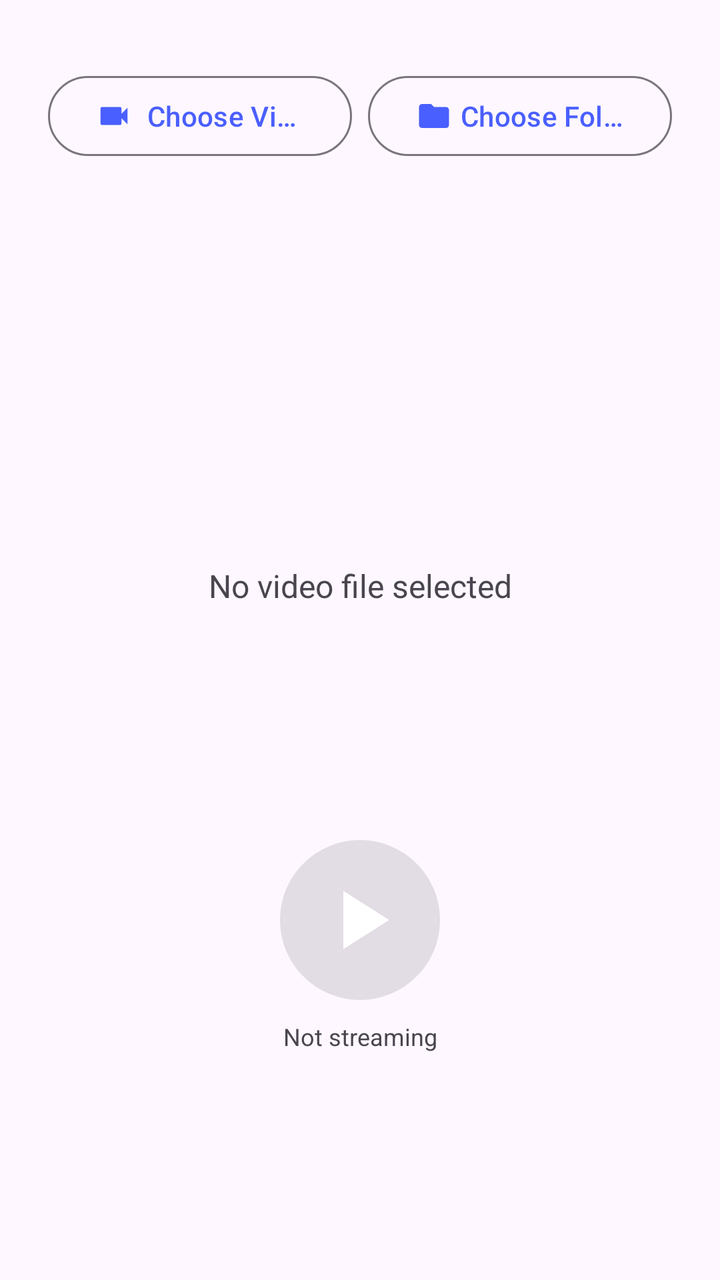
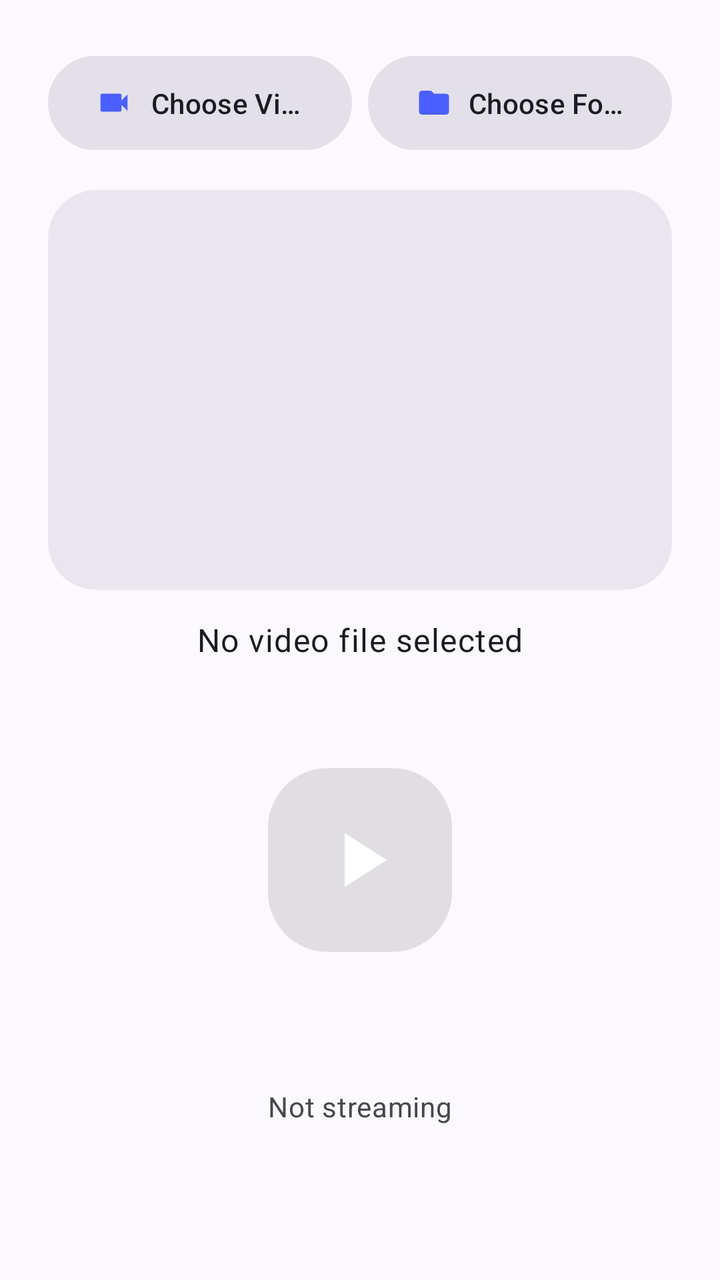

Two renders of the same Android screen: before a commit and after it. Below are the layout's source before the change and the commit's diff.
<!-- AndroidManifest.xml: application theme Theme.VideoStreamLocal -->
<!-- res/layout/activity_host.xml -->
<?xml version="1.0" encoding="utf-8"?>
<androidx.constraintlayout.widget.ConstraintLayout xmlns:android="http://schemas.android.com/apk/res/android"
    xmlns:app="http://schemas.android.com/apk/res-auto"
    xmlns:tools="http://schemas.android.com/tools"
    android:layout_width="match_parent"
    android:layout_height="match_parent"
    android:padding="@dimen/screen_horizontal_margin"
    tools:context=".HostActivity">

    <LinearLayout
        android:id="@+id/pickerButtons"
        android:layout_width="0dp"
        android:layout_height="wrap_content"
        android:layout_marginTop="10dp"
        android:orientation="horizontal"
        app:layout_constraintTop_toTopOf="parent"
        app:layout_constraintStart_toStartOf="parent"
        app:layout_constraintEnd_toEndOf="parent">

        
        <com.google.android.material.button.MaterialButton
            android:id="@+id/chooseFileButton"
            style="@style/Widget.Material3.Button.OutlinedButton"
            android:layout_width="0dp"
            android:layout_height="wrap_content"
            android:layout_marginEnd="8dp"
            android:layout_weight="1"
            android:ellipsize="end"
            android:maxLines="1"
            android:text="@string/choose_video"
            app:icon="@drawable/ic_videocam" />

        <com.google.android.material.button.MaterialButton
            android:id="@+id/chooseFolderButton"
            style="@style/Widget.Material3.Button.OutlinedButton"
            android:layout_width="0dp"
            android:layout_height="wrap_content"
            android:layout_weight="1"
            android:ellipsize="end"
            android:maxLines="1"
            android:text="@string/choose_folder"
            app:icon="@drawable/ic_folder" />

    </LinearLayout>

    <LinearLayout
        android:id="@+id/selectedPreview"
        android:layout_width="0dp"
        android:layout_height="180dp"
        app:layout_constraintTop_toBottomOf="@id/pickerButtons"
        app:layout_constraintStart_toStartOf="parent"
        app:layout_constraintEnd_toEndOf="parent"
        android:orientation="vertical"
        android:layout_marginTop="15dp">

        <ImageView
            android:id="@+id/thumbnailPreview"
            android:layout_width="match_parent"
            android:layout_height="match_parent"
            android:background="@drawable/bg_rounded_thumbnail"
            android:contentDescription="@string/selected_video_thumbnail"
            android:scaleType="centerCrop"
            android:clipToOutline="true"
            android:visibility="gone"
            tools:visibility="visible"/>

        <ImageView
            android:id="@+id/folderPreview"
            android:layout_width="match_parent"
            android:layout_height="match_parent"
            android:src="@drawable/ic_folder"
            app:tint="?attr/colorPrimary"
            android:visibility="gone"/>

    </LinearLayout>

    <TextView
        android:id="@+id/selectedFileText"
        android:layout_width="0dp"
        android:layout_height="wrap_content"
        android:gravity="center"
        android:textSize="16sp"
        android:text="@string/no_video_selected"
        android:layout_marginTop="5dp"
        app:layout_constraintTop_toBottomOf="@+id/selectedPreview"
        app:layout_constraintStart_toStartOf="parent"
        app:layout_constraintEnd_toEndOf="parent" />

    <LinearLayout
        android:id="@+id/sortOptionRow"
        android:layout_width="0dp"
        android:layout_height="wrap_content"
        android:layout_marginTop="16dp"
        android:gravity="center_vertical"
        android:orientation="horizontal"
        android:visibility="gone"
        app:layout_constraintTop_toBottomOf="@id/selectedFileText"
        app:layout_constraintStart_toStartOf="parent"
        app:layout_constraintEnd_toEndOf="parent"
        tools:visibility="visible">

        <TextView
            android:layout_width="wrap_content"
            android:layout_height="wrap_content"
            android:layout_marginEnd="8dp"
            android:text="@string/option_default_sort" />

        <Spinner
            android:id="@+id/defaultSortSpinner"
            android:layout_width="0dp"
            android:layout_height="wrap_content"
            android:layout_weight="1" />

    </LinearLayout>

    <com.google.android.material.button.MaterialButton
        android:id="@+id/toggleButton"
        android:layout_width="80dp"
        android:layout_height="80dp"
        android:enabled="false"
        android:insetLeft="0dp"
        android:insetTop="0dp"
        android:insetRight="0dp"
        android:insetBottom="0dp"
        android:padding="0dp"
        android:text="@string/start_streaming"
        android:textSize="0dp"
        app:icon="@drawable/ic_play_arrow"
        app:iconGravity="textStart"
        app:iconPadding="0dp"
        app:iconSize="50dp"
        app:iconTint="@color/white"
        app:layout_constraintBottom_toBottomOf="parent"
        app:layout_constraintEnd_toEndOf="parent"
        app:layout_constraintStart_toStartOf="parent"
        app:layout_constraintTop_toBottomOf="@id/sortOptionRow" />

    <TextView
        android:id="@+id/statusText"
        android:layout_width="0dp"
        android:layout_height="wrap_content"
        android:layout_marginTop="10dp"
        android:gravity="center"
        android:textSize="12sp"
        android:text="@string/status_idle"
        app:layout_constraintTop_toBottomOf="@id/toggleButton"
        app:layout_constraintStart_toStartOf="parent"
        app:layout_constraintEnd_toEndOf="parent" />

    <com.google.android.material.button.MaterialButton
        android:id="@+id/remoteControlButton"
        style="@style/Widget.Material3.Button.OutlinedButton"
        android:layout_width="wrap_content"
        android:layout_height="wrap_content"
        android:layout_marginTop="12dp"
        android:text="@string/remote_control"
        android:visibility="gone"
        app:icon="@drawable/ic_remote"
        app:layout_constraintBottom_toBottomOf="parent"
        app:layout_constraintEnd_toEndOf="parent"
        app:layout_constraintStart_toStartOf="parent"
        tools:visibility="visible" />

</androidx.constraintlayout.widget.ConstraintLayout>
<!-- resources referenced by this layout -->
<resources>
  <color name="white">#FFFFFFFF</color>
  <!-- drawable bg_rounded_thumbnail (drawable) -->
  <?xml version="1.0" encoding="utf-8"?>
  <shape xmlns:android="http://schemas.android.com/apk/res/android"
      android:shape="rectangle">
      <corners android:radius="@dimen/browse_thumbnail_corner_radius" />
      <solid android:color="@android:color/white" />
  </shape>
  <string name="choose_video">Choose Video</string>
  <string name="status_idle">Not streaming</string>
  <style name="Theme.VideoStreamLocal" parent="Theme.Material3.DayNight.NoActionBar">
          <item name="colorPrimary">@color/brand_primary</item>
      </style>
  <dimen name="browse_thumbnail_corner_radius">12dp</dimen>
  <color name="brand_primary">#4A5FFF</color>
  <!-- unchanged entries left out for length: 11 -->
</resources>

<!-- the commit's change to res/layout/activity_host.xml (unified diff, before → after) -->
@@ -4,23 +4,25 @@
     xmlns:tools="http://schemas.android.com/tools"
     android:layout_width="match_parent"
     android:layout_height="match_parent"
+    android:background="?attr/colorSurface"
     android:padding="@dimen/screen_horizontal_margin"
     tools:context=".HostActivity">
 
+    
     <LinearLayout
         android:id="@+id/pickerButtons"
         android:layout_width="0dp"
         android:layout_height="wrap_content"
-        android:layout_marginTop="10dp"
         android:orientation="horizontal"
         app:layout_constraintTop_toTopOf="parent"
         app:layout_constraintStart_toStartOf="parent"
-        app:layout_constraintEnd_toEndOf="parent">
+        app:layout_constraintEnd_toEndOf="parent"
+        app:layout_constraintWidth_max="560dp">
 
         
         <com.google.android.material.button.MaterialButton
             android:id="@+id/chooseFileButton"
-            style="@style/Widget.Material3.Button.OutlinedButton"
+            style="@style/Widget.App.Button.Tonal"
             android:layout_width="0dp"
             android:layout_height="wrap_content"
             android:layout_marginEnd="8dp"
@@ -32,7 +34,7 @@
 
         <com.google.android.material.button.MaterialButton
             android:id="@+id/chooseFolderButton"
-            style="@style/Widget.Material3.Button.OutlinedButton"
+            style="@style/Widget.App.Button.Tonal"
             android:layout_width="0dp"
             android:layout_height="wrap_content"
             android:layout_weight="1"
@@ -43,80 +45,104 @@
 
     </LinearLayout>
 
-    <LinearLayout
-        android:id="@+id/selectedPreview"
+    <com.google.android.material.card.MaterialCardView
+        android:id="@+id/previewCard"
+        style="@style/Widget.App.Card"
         android:layout_width="0dp"
-        android:layout_height="180dp"
-        app:layout_constraintTop_toBottomOf="@id/pickerButtons"
-        app:layout_constraintStart_toStartOf="parent"
-        app:layout_constraintEnd_toEndOf="parent"
-        android:orientation="vertical"
-        android:layout_marginTop="15dp">
+        android:layout_height="200dp"
+        android:layout_marginTop="16dp"
+        app:cardBackgroundColor="?attr/colorSurfaceContainerHigh"
+        app:cardCornerRadius="24dp"
+        app:layout_constraintEnd_toEndOf="@id/pickerButtons"
+        app:layout_constraintStart_toStartOf="@id/pickerButtons"
+        app:layout_constraintTop_toBottomOf="@id/pickerButtons">
 
-        <ImageView
-            android:id="@+id/thumbnailPreview"
+        <FrameLayout
+            android:id="@+id/selectedPreview"
             android:layout_width="match_parent"
-            android:layout_height="match_parent"
-            android:background="@drawable/bg_rounded_thumbnail"
-            android:contentDescription="@string/selected_video_thumbnail"
-            android:scaleType="centerCrop"
-            android:clipToOutline="true"
-            android:visibility="gone"
-            tools:visibility="visible"/>
+            android:layout_height="match_parent">
 
-        <ImageView
-            android:id="@+id/folderPreview"
-            android:layout_width="match_parent"
-            android:layout_height="match_parent"
-            android:src="@drawable/ic_folder"
-            app:tint="?attr/colorPrimary"
-            android:visibility="gone"/>
+            <ImageView
+                android:id="@+id/thumbnailPreview"
+                android:layout_width="match_parent"
+                android:layout_height="match_parent"
+                android:contentDescription="@string/selected_video_thumbnail"
+                android:scaleType="centerCrop"
+                android:visibility="gone"
+                tools:visibility="visible" />
 
-    </LinearLayout>
+            <ImageView
+                android:id="@+id/folderPreview"
+                android:layout_width="72dp"
+                android:layout_height="72dp"
+                android:layout_gravity="center"
+                android:contentDescription="@null"
+                android:src="@drawable/ic_folder"
+                android:visibility="gone"
+                app:tint="?attr/colorPrimary" />
+
+        </FrameLayout>
+
+    </com.google.android.material.card.MaterialCardView>
 
     <TextView
         android:id="@+id/selectedFileText"
         android:layout_width="0dp"
         android:layout_height="wrap_content"
+        android:layout_marginTop="14dp"
         android:gravity="center"
-        android:textSize="16sp"
         android:text="@string/no_video_selected"
-        android:layout_marginTop="5dp"
-        app:layout_constraintTop_toBottomOf="@+id/selectedPreview"
-        app:layout_constraintStart_toStartOf="parent"
-        app:layout_constraintEnd_toEndOf="parent" />
+        android:textAppearance="?attr/textAppearanceBodyLarge"
+        android:textColor="?attr/colorOnSurface"
+        app:layout_constraintEnd_toEndOf="@id/previewCard"
+        app:layout_constraintStart_toStartOf="@id/previewCard"
+        app:layout_constraintTop_toBottomOf="@id/previewCard" />
 
-    <LinearLayout
+    <com.google.android.material.card.MaterialCardView
         android:id="@+id/sortOptionRow"
         android:layout_width="0dp"
         android:layout_height="wrap_content"
         android:layout_marginTop="16dp"
-        android:gravity="center_vertical"
-        android:orientation="horizontal"
         android:visibility="gone"
+        app:cardBackgroundColor="?attr/colorSurfaceContainer"
+        app:cardCornerRadius="18dp"
+        app:cardElevation="0dp"
+        app:layout_constraintEnd_toEndOf="@id/previewCard"
+        app:layout_constraintStart_toStartOf="@id/previewCard"
         app:layout_constraintTop_toBottomOf="@id/selectedFileText"
-        app:layout_constraintStart_toStartOf="parent"
-        app:layout_constraintEnd_toEndOf="parent"
         tools:visibility="visible">
 
-        <TextView
-            android:layout_width="wrap_content"
+        <LinearLayout
+            android:layout_width="match_parent"
             android:layout_height="wrap_content"
-            android:layout_marginEnd="8dp"
-            android:text="@string/option_default_sort" />
+            android:gravity="center_vertical"
+            android:orientation="horizontal"
+            android:paddingStart="18dp"
+            android:paddingTop="6dp"
+            android:paddingEnd="10dp"
+            android:paddingBottom="6dp">
 
-        <Spinner
-            android:id="@+id/defaultSortSpinner"
-            android:layout_width="0dp"
-            android:layout_height="wrap_content"
-            android:layout_weight="1" />
+            <TextView
+                android:layout_width="wrap_content"
+                android:layout_height="wrap_content"
+                android:layout_marginEnd="8dp"
+                android:text="@string/option_default_sort"
+                android:textColor="?attr/colorOnSurfaceVariant" />
 
-    </LinearLayout>
+            <Spinner
+                android:id="@+id/defaultSortSpinner"
+                android:layout_width="0dp"
+                android:layout_height="wrap_content"
+                android:layout_weight="1" />
+
+        </LinearLayout>
+
+    </com.google.android.material.card.MaterialCardView>
 
     <com.google.android.material.button.MaterialButton
         android:id="@+id/toggleButton"
-        android:layout_width="80dp"
-        android:layout_height="80dp"
+        android:layout_width="92dp"
+        android:layout_height="92dp"
         android:enabled="false"
         android:insetLeft="0dp"
         android:insetTop="0dp"
@@ -125,12 +151,13 @@
         android:padding="0dp"
         android:text="@string/start_streaming"
         android:textSize="0dp"
+        app:cornerRadius="30dp"
         app:icon="@drawable/ic_play_arrow"
         app:iconGravity="textStart"
         app:iconPadding="0dp"
-        app:iconSize="50dp"
+        app:iconSize="46dp"
         app:iconTint="@color/white"
-        app:layout_constraintBottom_toBottomOf="parent"
+        app:layout_constraintBottom_toTopOf="@id/statusText"
         app:layout_constraintEnd_toEndOf="parent"
         app:layout_constraintStart_toStartOf="parent"
         app:layout_constraintTop_toBottomOf="@id/sortOptionRow" />
@@ -139,26 +166,29 @@
         android:id="@+id/statusText"
         android:layout_width="0dp"
         android:layout_height="wrap_content"
-        android:layout_marginTop="10dp"
+        android:layout_marginTop="14dp"
         android:gravity="center"
-        android:textSize="12sp"
         android:text="@string/status_idle"
-        app:layout_constraintTop_toBottomOf="@id/toggleButton"
+        android:textAppearance="?attr/textAppearanceBodyMedium"
+        android:textColor="?attr/colorOnSurfaceVariant"
+        app:layout_constraintBottom_toTopOf="@id/remoteControlButton"
+        app:layout_constraintEnd_toEndOf="parent"
         app:layout_constraintStart_toStartOf="parent"
-        app:layout_constraintEnd_toEndOf="parent" />
+        app:layout_constraintTop_toBottomOf="@id/toggleButton" />
 
     <com.google.android.material.button.MaterialButton
         android:id="@+id/remoteControlButton"
-        style="@style/Widget.Material3.Button.OutlinedButton"
+        style="@style/Widget.App.Button.Tonal"
         android:layout_width="wrap_content"
         android:layout_height="wrap_content"
-        android:layout_marginTop="12dp"
+        android:layout_marginTop="16dp"
         android:text="@string/remote_control"
         android:visibility="gone"
         app:icon="@drawable/ic_remote"
         app:layout_constraintBottom_toBottomOf="parent"
         app:layout_constraintEnd_toEndOf="parent"
         app:layout_constraintStart_toStartOf="parent"
+        app:layout_constraintTop_toBottomOf="@id/statusText"
         tools:visibility="visible" />
 
 </androidx.constraintlayout.widget.ConstraintLayout>
<!-- resource entries referenced after the edit -->
@@ -1,20 +1,76 @@
 <!-- resources referenced by this layout -->
 <resources>
   <color name="white">#FFFFFFFF</color>
-  <!-- drawable bg_rounded_thumbnail (drawable) -->
-  <?xml version="1.0" encoding="utf-8"?>
-  <shape xmlns:android="http://schemas.android.com/apk/res/android"
-      android:shape="rectangle">
-      <corners android:radius="@dimen/browse_thumbnail_corner_radius" />
-      <solid android:color="@android:color/white" />
-  </shape>
   <string name="choose_video">Choose Video</string>
   <string name="status_idle">Not streaming</string>
+  <style name="Widget.App.Button.Tonal" parent="Widget.Material3.Button.TonalButton">
+          <item name="backgroundTint">?attr/colorSurfaceContainerHighest</item>
+          <item name="android:textColor">?attr/colorOnSurface</item>
+          <item name="iconTint">?attr/colorPrimary</item>
+          <item name="android:paddingTop">14dp</item>
+          <item name="android:paddingBottom">14dp</item>
+      </style>
+  <style name="Widget.App.Card" parent="Widget.Material3.CardView.Filled">
+          <item name="cardBackgroundColor">?attr/colorSurfaceContainer</item>
+          <item name="cardCornerRadius">28dp</item>
+          <item name="cardElevation">0dp</item>
+          <item name="contentPadding">0dp</item>
+      </style>
   <style name="Theme.VideoStreamLocal" parent="Theme.Material3.DayNight.NoActionBar">
           <item name="colorPrimary">@color/brand_primary</item>
+  
+          
+          <item name="android:colorBackground">@color/md_surface</item>
+          <item name="colorSurface">@color/md_surface</item>
+          <item name="colorSurfaceContainerLowest">@color/md_surface_container_lowest</item>
+          <item name="colorSurfaceContainerLow">@color/md_surface_container_low</item>
+          <item name="colorSurfaceContainer">@color/md_surface_container</item>
+          <item name="colorSurfaceContainerHigh">@color/md_surface_container_high</item>
+          <item name="colorSurfaceContainerHighest">@color/md_surface_container_highest</item>
+          <item name="colorSurfaceVariant">@color/md_surface_variant</item>
+          <item name="colorOnSurface">@color/md_on_surface</item>
+          <item name="colorOnSurfaceVariant">@color/md_on_surface_variant</item>
+          <item name="colorOutline">@color/md_outline</item>
+          <item name="colorOutlineVariant">@color/md_outline_variant</item>
+  
+          
+          <item name="shapeAppearanceCornerExtraSmall">@style/ShapeAppearance.App.ExtraSmall</item>
+          <item name="shapeAppearanceCornerSmall">@style/ShapeAppearance.App.Small</item>
+          <item name="shapeAppearanceCornerMedium">@style/ShapeAppearance.App.Medium</item>
+          <item name="shapeAppearanceCornerLarge">@style/ShapeAppearance.App.Large</item>
+          <item name="shapeAppearanceCornerExtraLarge">@style/ShapeAppearance.App.ExtraLarge</item>
+  
+          
+          <item name="android:statusBarColor">@android:color/transparent</item>
+          <item name="android:navigationBarColor">?attr/colorSurface</item>
       </style>
-  <dimen name="browse_thumbnail_corner_radius">12dp</dimen>
   <color name="brand_primary">#4A5FFF</color>
+  <color name="md_surface">#FBF8FE</color>
+  <color name="md_surface_container_lowest">#FFFFFF</color>
+  <color name="md_surface_container_low">#F5F2FA</color>
+  <color name="md_surface_container">#EFECF4</color>
+  <color name="md_surface_container_high">#E9E6EF</color>
+  <color name="md_surface_container_highest">#E3E0E9</color>
+  <color name="md_surface_variant">#E3E0EC</color>
+  <color name="md_on_surface">#1B1B21</color>
+  <color name="md_on_surface_variant">#47464F</color>
+  <color name="md_outline">#787680</color>
+  <color name="md_outline_variant">#C8C5D0</color>
+  <style name="ShapeAppearance.App.ExtraSmall" parent="ShapeAppearance.Material3.Corner.ExtraSmall">
+          <item name="cornerSize">8dp</item>
+      </style>
+  <style name="ShapeAppearance.App.Small" parent="ShapeAppearance.Material3.Corner.Small">
+          <item name="cornerSize">14dp</item>
+      </style>
+  <style name="ShapeAppearance.App.Medium" parent="ShapeAppearance.Material3.Corner.Medium">
+          <item name="cornerSize">22dp</item>
+      </style>
+  <style name="ShapeAppearance.App.Large" parent="ShapeAppearance.Material3.Corner.Large">
+          <item name="cornerSize">28dp</item>
+      </style>
+  <style name="ShapeAppearance.App.ExtraLarge" parent="ShapeAppearance.Material3.Corner.ExtraLarge">
+          <item name="cornerSize">36dp</item>
+      </style>
   <!-- unchanged entries left out for length: 11 -->
 </resources>
 
